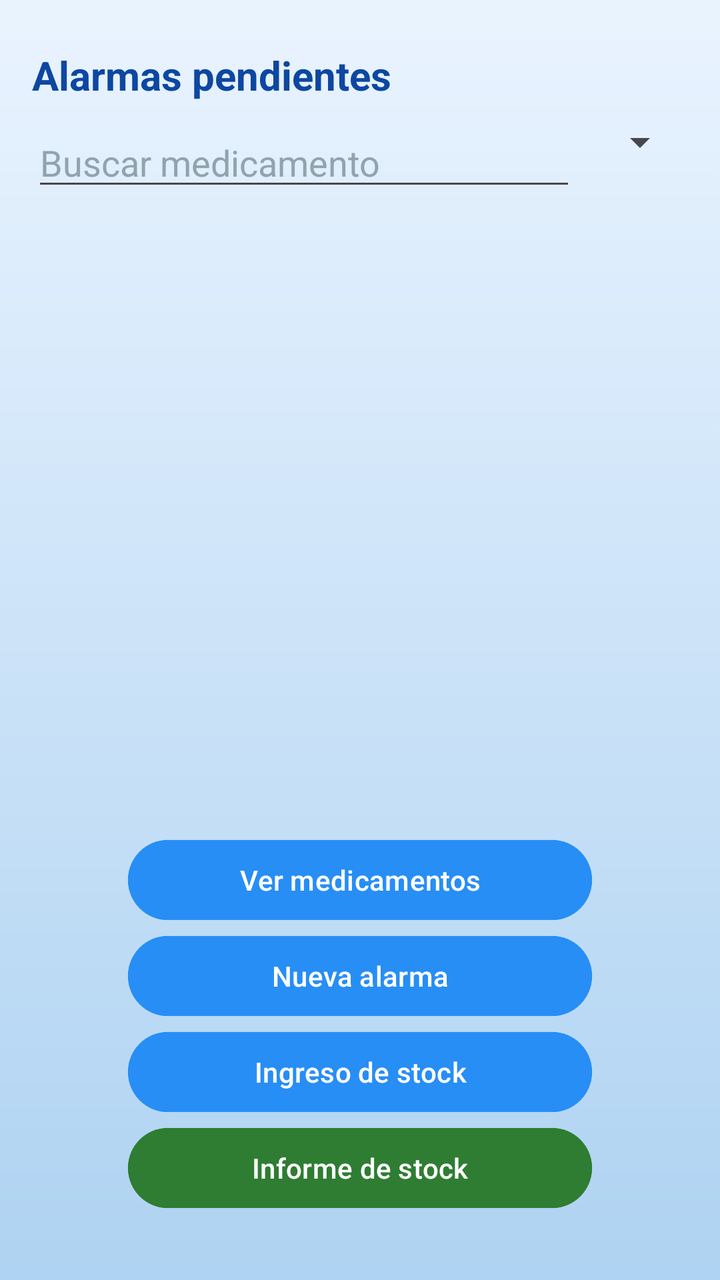
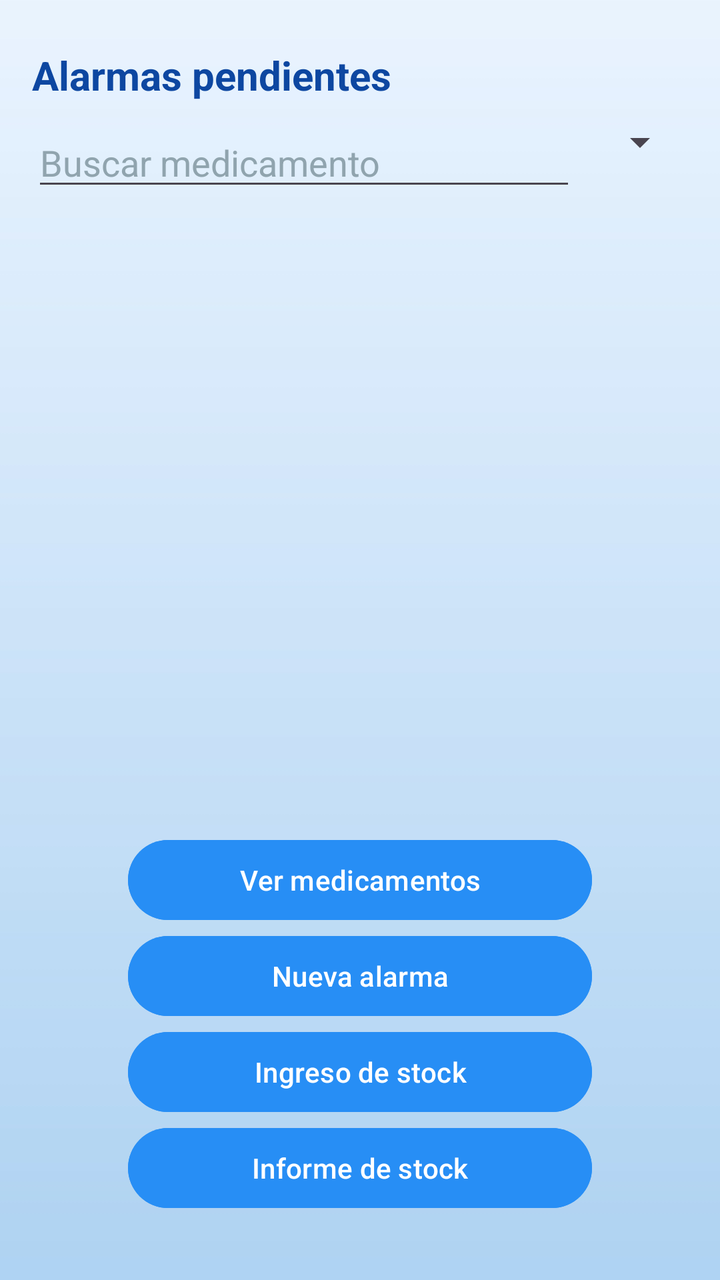

The first picture is an Android layout as it rendered before a commit; the second is the same layout after the commit. The layout source and the unified diff follow.
<!-- AndroidManifest.xml: application theme Theme.AppTuHoraSalud -->
<!-- res/layout/activity_home.xml -->
<?xml version="1.0" encoding="utf-8"?>
<androidx.constraintlayout.widget.ConstraintLayout xmlns:android="http://schemas.android.com/apk/res/android"
    xmlns:app="http://schemas.android.com/apk/res-auto"
    xmlns:tools="http://schemas.android.com/tools"
    android:id="@+id/main"
    android:layout_width="match_parent"
    android:layout_height="match_parent"
    android:background="@drawable/fondo4"
    android:padding="16dp"
    tools:context=".HomeActivity">

    <TextView
        android:id="@+id/tvAlarmsTitle"
        android:layout_width="wrap_content"
        android:layout_height="wrap_content"
        android:layout_marginTop="8dp"
        android:text="Alarmas pendientes"
        android:textColor="#0D47A1"
        android:textSize="20sp"
        android:textStyle="bold"
        app:layout_constraintStart_toStartOf="parent"
        app:layout_constraintTop_toTopOf="parent" />

    <LinearLayout
        android:id="@+id/layoutAlarmFilters"
        android:layout_width="match_parent"
        android:layout_height="wrap_content"
        android:layout_marginTop="8dp"
        android:orientation="horizontal"
        app:layout_constraintEnd_toEndOf="parent"
        app:layout_constraintStart_toStartOf="parent"
        app:layout_constraintTop_toBottomOf="@+id/tvAlarmsTitle">

        <EditText
            android:id="@+id/etFilterMedicineName"
            android:layout_width="0dp"
            android:layout_height="wrap_content"
            android:layout_weight="1"
            android:hint="Buscar medicamento"
            android:inputType="text"
            android:maxLines="1"
            android:textColor="#0D47A1"
            android:textColorHint="#90A4AE" />

        <Spinner
            android:id="@+id/spinnerFilterStatus"
            android:layout_width="wrap_content"
            android:layout_height="wrap_content"
            android:layout_marginStart="8dp" />

    </LinearLayout>

    <TextView
        android:id="@+id/tvEmptyAlarms"
        android:layout_width="wrap_content"
        android:layout_height="wrap_content"
        android:layout_marginTop="16dp"
        android:text="No tienes recordatorios pendientes"
        android:textColor="#0D47A1"
        android:textSize="16sp"
        android:visibility="gone"
        app:layout_constraintEnd_toEndOf="parent"
        app:layout_constraintStart_toStartOf="parent"
        app:layout_constraintTop_toBottomOf="@+id/layoutAlarmFilters" />

    <androidx.recyclerview.widget.RecyclerView
        android:id="@+id/recyclerViewAlarms"
        android:layout_width="match_parent"
        android:layout_height="0dp"
        android:layout_marginTop="12dp"
        android:layout_marginBottom="12dp"
        app:layout_constraintBottom_toTopOf="@+id/buttonMedicine"
        app:layout_constraintEnd_toEndOf="parent"
        app:layout_constraintStart_toStartOf="parent"
        app:layout_constraintTop_toBottomOf="@+id/layoutAlarmFilters" />

    <Button
        android:id="@+id/buttonMedicine"
        android:layout_width="match_parent"
        android:layout_height="wrap_content"
        android:layout_marginStart="48dp"
        android:layout_marginEnd="48dp"
        android:layout_marginTop="10dp"
        android:backgroundTint="#278EF5"
        app:cornerRadius="24dp"
        android:text="Ver medicamentos"
        android:textColor="@android:color/white"
        app:layout_constraintBottom_toTopOf="@+id/buttonAlarm"
        app:layout_constraintEnd_toEndOf="parent"
        app:layout_constraintStart_toStartOf="parent" />

    <Button
        android:id="@+id/buttonAlarm"
        android:layout_width="match_parent"
        android:layout_height="wrap_content"
        android:layout_marginStart="48dp"
        android:layout_marginEnd="48dp"
        android:layout_marginTop="10dp"
        android:backgroundTint="#278EF5"
        app:cornerRadius="24dp"
        android:text="Nueva alarma"
        android:textColor="@android:color/white"
        app:layout_constraintBottom_toTopOf="@+id/buttonIngresoStock"
        app:layout_constraintEnd_toEndOf="parent"
        app:layout_constraintStart_toStartOf="parent" />

    <Button
        android:id="@+id/buttonIngresoStock"
        android:layout_width="match_parent"
        android:layout_height="wrap_content"
        android:layout_marginStart="48dp"
        android:layout_marginEnd="48dp"
        android:layout_marginTop="10dp"
        android:backgroundTint="#278EF5"
        app:cornerRadius="24dp"
        android:text="Ingreso de stock"
        android:textColor="@android:color/white"
        app:layout_constraintBottom_toTopOf="@+id/buttonInforme"
        app:layout_constraintEnd_toEndOf="parent"
        app:layout_constraintStart_toStartOf="parent" />

    <Button
        android:id="@+id/buttonInforme"
        android:layout_width="match_parent"
        android:layout_height="wrap_content"
        android:layout_marginStart="48dp"
        android:layout_marginEnd="48dp"
        android:layout_marginTop="10dp"
        android:layout_marginBottom="16dp"
        android:backgroundTint="#2E7D32"
        app:cornerRadius="24dp"
        android:text="Informe de stock"
        android:textColor="@android:color/white"
        app:layout_constraintBottom_toBottomOf="parent"
        app:layout_constraintEnd_toEndOf="parent"
        app:layout_constraintStart_toStartOf="parent" />

</androidx.constraintlayout.widget.ConstraintLayout>
<!-- resources referenced by this layout -->
<resources>
  <!-- drawable fondo4: jpg bitmap (drawable, 44695 bytes) -->
  <style name="Theme.AppTuHoraSalud" parent="Base.Theme.AppTuHoraSalud" />
  <style name="Base.Theme.AppTuHoraSalud" parent="Theme.Material3.DayNight.NoActionBar">
          
          
      </style>
</resources>

<!-- the commit's change to res/layout/activity_home.xml (unified diff, before → after) -->
@@ -127,7 +127,7 @@
         android:layout_marginEnd="48dp"
         android:layout_marginTop="10dp"
         android:layout_marginBottom="16dp"
-        android:backgroundTint="#2E7D32"
+        android:backgroundTint="#278EF5"
         app:cornerRadius="24dp"
         android:text="Informe de stock"
         android:textColor="@android:color/white"
